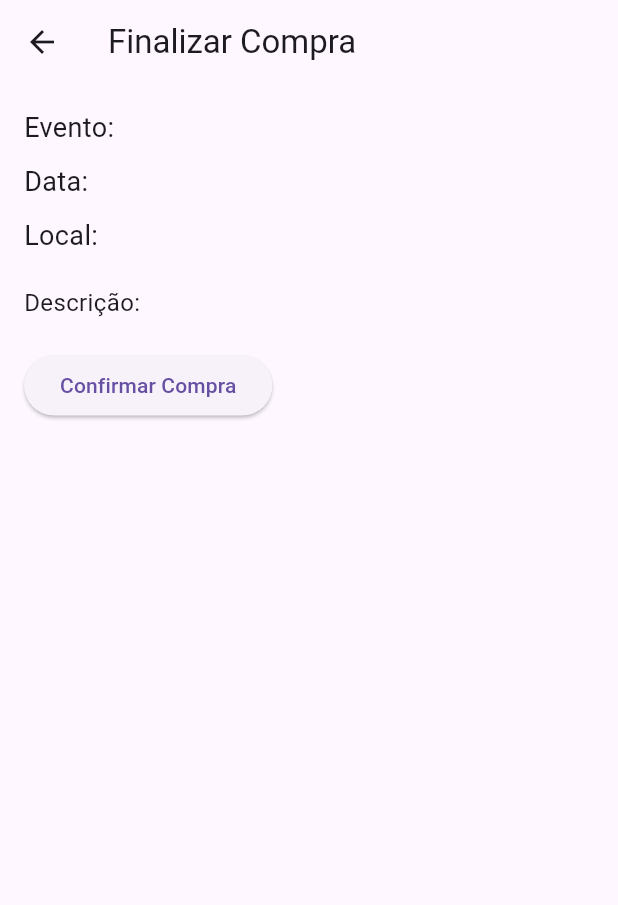
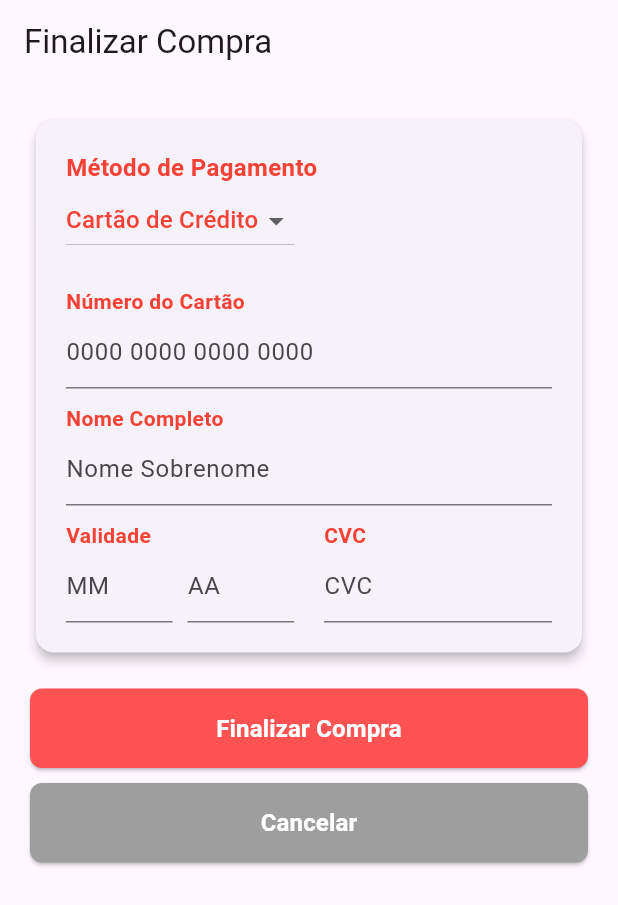
Before and after one commit to Erickdemathe123/Find_Party, a Flutter app: the EventDetailScreen screen opened directly with empty values, after a tap on "Comprar", on a phone screen of 412 x 824 dp. Shown: the top 905 px of the screen. Run offline on Flutter 3.47's test engine with Material 3 defaults, Android fonts, the light colour scheme and no system bars; our stand-ins replace firebase_auth, firebase_core; accounts and stored records are empty.

Commit message:
alterações 26-06

```diff
--- /dev/null
+++ b/lib/comprar.dart
@@ -0,0 +1,391 @@
+import 'dart:math';
+import 'package:flutter/material.dart';
+import 'package:flutter/services.dart';
+
+import 'main.dart';
+
+void main() => runApp(MyApp());
+
+class MyApp extends StatelessWidget {
+  @override
+  Widget build(BuildContext context) {
+    return MaterialApp(
+      home: CompraPage(),
+      debugShowCheckedModeBanner: false,
+      theme: ThemeData(
+        primaryColor: Colors.red, // Cor primária
+        hintColor: Colors.redAccent, // Cor de destaque
+        fontFamily: 'Roboto', // Fonte padrão
+      ),
+    );
+  }
+}
+
+class CompraPage extends StatefulWidget {
+  @override
+  _CompraPageState createState() => _CompraPageState();
+}
+
+class _CompraPageState extends State<CompraPage> {
+  TextEditingController _cardNumberController = TextEditingController();
+  TextEditingController _cardNameController = TextEditingController();
+  TextEditingController _cardMonthController = TextEditingController();
+  TextEditingController _cardYearController = TextEditingController();
+  TextEditingController _cardCvvController = TextEditingController();
+
+  String _selectedPaymentMethod = 'Cartão de Crédito';
+  String _pixKey = '';
+
+  @override
+  void initState() {
+    super.initState();
+    _generatePixKey();
+  }
+
+  void _generatePixKey() {
+    // Geração de chave PIX aleatória
+    Random random = Random();
+    String key = '';
+    for (int i = 0; i < 20; i++) {
+      key += random.nextInt(10).toString();
+    }
+    setState(() {
+      _pixKey = key;
+    });
+  }
+
+  String? _validateCardNumber(String? value) {
+    if (value?.length != 16) {
+      return 'Número do cartão inválido';
+    }
+    return null;
+  }
+
+  String? _validateMonth(String? value) {
+    if (value?.isEmpty ?? true || int.tryParse(value!) == null || int.parse(value) < 1 || int.parse(value) > 12) {
+      return 'Mês inválido';
+    }
+    return null;
+  }
+
+  String? _validateYear(String? value) {
+    if (value?.isEmpty ?? true || int.tryParse(value!) == null || int.parse(value) < 21) {
+      return 'Ano inválido';
+    }
+    return null;
+  }
+
+  String? _validateCVV(String? value) {
+    if (value?.length != 3) {
+      return 'CVV inválido';
+    }
+    return null;
+  }
+
+  @override
+  Widget build(BuildContext context) {
+    return Scaffold(
+      appBar: AppBar(
+        title: Text('Finalizar Compra'),
+      ),
+      body: SingleChildScrollView(
+        padding: EdgeInsets.all(20.0),
+        child: Column(
+          crossAxisAlignment: CrossAxisAlignment.stretch,
+          children: [
+            Card(
+              elevation: 3.0,
+              child: Container(
+                padding: EdgeInsets.all(20.0),
+                child: Column(
+                  crossAxisAlignment: CrossAxisAlignment.start,
+                  children: [
+                    Text(
+                      'Método de Pagamento',
+                      style: TextStyle(
+                        fontSize: 16.0,
+                        fontWeight: FontWeight.bold,
+                        color: Theme.of(context).primaryColor,
+                      ),
+                    ),
+                    DropdownButton<String>(
+                      value: _selectedPaymentMethod,
+                      onChanged: (newValue) {
+                        setState(() {
+                          _selectedPaymentMethod = newValue!;
+                          if (_selectedPaymentMethod == 'PIX') {
+                            _generatePixKey(); // Regenerate PIX key if PIX is selected
+                          }
+                        });
+                      },
+                      items: <String>['Cartão de Crédito', 'PIX']
+                          .map<DropdownMenuItem<String>>((String value) {
+                        return DropdownMenuItem<String>(
+                          value: value,
+                          child: Text(
+                            value,
+                            style: TextStyle(
+                              color: Theme.of(context).primaryColor,
+                            ),
+                          ),
+                        );
+                      }).toList(),
+                    ),
+                    SizedBox(height: 20.0),
+                    if (_selectedPaymentMethod == 'Cartão de Crédito')
+                      Column(
+                        crossAxisAlignment: CrossAxisAlignment.start,
+                        children: [
+                          Text(
+                            'Número do Cartão',
+                            style: TextStyle(
+                              fontSize: 14.0,
+                              fontWeight: FontWeight.bold,
+                              color: Theme.of(context).primaryColor,
+                            ),
+                          ),
+                          TextFormField(
+                            controller: _cardNumberController,
+                            decoration: InputDecoration(
+                              hintText: '0000 0000 0000 0000',
+                            ),
+                            inputFormatters: [
+                              FilteringTextInputFormatter.digitsOnly,
+                              LengthLimitingTextInputFormatter(16),
+                            ],
+                            validator: _validateCardNumber,
+                          ),
+                          SizedBox(height: 10.0),
+                          Text(
+                            'Nome Completo',
+                            style: TextStyle(
+                              fontSize: 14.0,
+                              fontWeight: FontWeight.bold,
+                              color: Theme.of(context).primaryColor,
+                            ),
+                          ),
+                          TextFormField(
+                            controller: _cardNameController,
+                            decoration: InputDecoration(
+                              hintText: 'Nome Sobrenome',
+                            ),
+                            validator: (value) {
+                              if (value?.isEmpty ?? true) {
+                                return 'Nome inválido';
+                              }
+                              return null;
+                            },
+                          ),
+                          SizedBox(height: 10.0),
+                          Row(
+                            children: [
+                              Expanded(
+                                child: Column(
+                                  crossAxisAlignment: CrossAxisAlignment.start,
+                                  children: [
+                                    Text(
+                                      'Validade',
+                                      style: TextStyle(
+                                        fontSize: 14.0,
+                                        fontWeight: FontWeight.bold,
+                                        color: Theme.of(context).primaryColor,
+                                      ),
+                                    ),
+                                    Row(
+                                      children: [
+                                        Expanded(
+                                          child: TextFormField(
+                                            controller: _cardMonthController,
+                                            decoration: InputDecoration(
+                                              hintText: 'MM',
+                                            ),
+                                            inputFormatters: [
+                                              FilteringTextInputFormatter.digitsOnly,
+                                              LengthLimitingTextInputFormatter(2),
+                                            ],
+                                            validator: _validateMonth,
+                                          ),
+                                        ),
+                                        SizedBox(width: 10.0),
+                                        Expanded(
+                                          child: TextFormField(
+                                            controller: _cardYearController,
+                                            decoration: InputDecoration(
+                                              hintText: 'AA',
+                                            ),
+                                            inputFormatters: [
+                                              FilteringTextInputFormatter.digitsOnly,
+                                              LengthLimitingTextInputFormatter(4),
+                                            ],
+                                            validator: _validateYear,
+                                          ),
+                                        ),
+                                      ],
+                                    ),
+                                  ],
+                                ),
+                              ),
+                              SizedBox(width: 20.0),
+                              Expanded(
+                                child: Column(
+                                  crossAxisAlignment: CrossAxisAlignment.start,
+                                  children: [
+                                    Text(
+                                      'CVC',
+                                      style: TextStyle(
+                                        fontSize: 14.0,
+                                        fontWeight: FontWeight.bold,
+                                        color: Theme.of(context).primaryColor,
+                                      ),
+                                    ),
+                                    TextFormField(
+                                      controller: _cardCvvController,
+                                      decoration: InputDecoration(
+                                        hintText: 'CVC',
+                                      ),
+                                      inputFormatters: [
+                                        FilteringTextInputFormatter.digitsOnly,
+                                        LengthLimitingTextInputFormatter(3),
+                                      ],
+                                      validator: _validateCVV,
+                                    ),
+                                  ],
+                                ),
+                              ),
+                            ],
+                          ),
+                        ],
+                      ),
+                    if (_selectedPaymentMethod == 'PIX')
+                      Column(
+                        crossAxisAlignment: CrossAxisAlignment.start,
+                        children: [
+                          Text(
+                            'Chave PIX',
+                            style: TextStyle(
+                              fontSize: 14.0,
+                              fontWeight: FontWeight.bold,
+                              color: Theme.of(context).primaryColor,
+                            ),
+                          ),
+                          TextFormField(
+                            initialValue: _pixKey,
+                            enabled: false,
+                            decoration: InputDecoration(
+                              hintText: 'Chave PIX gerada',
+                            ),
+                          ),
+                        ],
+                      ),
+                  ],
+                ),
+              ),
+            ),
+            SizedBox(height: 20.0),
+            ElevatedButton(
+              onPressed: () {
+                if (_selectedPaymentMethod == 'Cartão de Crédito') {
+                  if (_cardNumberController.text.length == 16 &&
+                      _cardNameController.text.isNotEmpty &&
+                      _cardMonthController.text.isNotEmpty &&
+                      _cardYearController.text.isNotEmpty &&
+                      _cardCvvController.text.length == 3) {
+                    _showConfirmationDialog();
+                  } else {
+                    ScaffoldMessenger.of(context).showSnackBar(
+                      SnackBar(content: Text('Por favor, preencha todos os campos corretamente')),
+                    );
+                  }
+                } else {
+                  _showConfirmationDialog();
+                }
+              },
+              style: ButtonStyle(
+                backgroundColor: MaterialStateProperty.all<Color>(Theme.of(context).hintColor),
+                foregroundColor: MaterialStateProperty.all<Color>(Colors.white),
+                padding: MaterialStateProperty.all<EdgeInsetsGeometry>(EdgeInsets.all(15.0)),
+                shape: MaterialStateProperty.all<OutlinedBorder>(
+                  RoundedRectangleBorder(
+                    borderRadius: BorderRadius.circular(8.0),
+                  ),
+                ),
+              ),
+              child: Text(
+                'Finalizar Compra',
+                style: TextStyle(
+                  fontSize: 16.0,
+                  fontWeight: FontWeight.bold,
+                ),
+              ),
+            ),
+            SizedBox(height: 10.0),
+            ElevatedButton(
+              onPressed: () {
+                Navigator.pushAndRemoveUntil(
+                  context,
+                  MaterialPageRoute(builder: (context) => EventListScreen()),
+                  ModalRoute.withName('/'),
+                );
+              },
+              style: ButtonStyle(
+                backgroundColor: MaterialStateProperty.all<Color>(Colors.grey),
+                foregroundColor: MaterialStateProperty.all<Color>(Colors.white),
+                padding: MaterialStateProperty.all<EdgeInsetsGeometry>(EdgeInsets.all(15.0)),
+                shape: MaterialStateProperty.all<OutlinedBorder>(
+                  RoundedRectangleBorder(
+                    borderRadius: BorderRadius.circular(8.0),
+                  ),
+                ),
+              ),
+              child: Text(
+                'Cancelar',
+                style: TextStyle(
+                  fontSize: 16.0,
+                  fontWeight: FontWeight.bold,
+                ),
+              ),
+            ),
+          ],
+        ),
+      ),
+    );
+  }
+
+  void _showConfirmationDialog() {
+    showDialog(
+      context: context,
+      builder: (context) {
+        return AlertDialog(
+          title: Text('Confirmação de Compra'),
+          content: Column(
+            crossAxisAlignment: CrossAxisAlignment.start,
+            mainAxisSize: MainAxisSize.min,
+            children: [
+              Text('Método de Pagamento: $_selectedPaymentMethod'),
+              if (_selectedPaymentMethod == 'Cartão de Crédito')
+                Column(
+                  crossAxisAlignment: CrossAxisAlignment.start,
+                  children: [
+                    Text('Número do Cartão: ${_cardNumberController.text}'),
+                    Text('Nome Completo: ${_cardNameController.text}'),
+                    Text('Validade: ${_cardMonthController.text}/${_cardYearController.text}'),
+                    Text('CVC: ${_cardCvvController.text}'),
+                  ],
+                ),
+              if (_selectedPaymentMethod == 'PIX')
+                Text('Chave PIX: $_pixKey'),
+            ],
+          ),
+          actions: [
+            TextButton(
+              onPressed: () {
+                Navigator.pop(context);
+              },
+              child: Text('OK'),
+            ),
+          ],
+        );
+      },
+    );
+  }
+}
--- a/pubspec.yaml
+++ b/pubspec.yaml
@@ -42,6 +42,7 @@ dependencies:
 dev_dependencies:
   flutter_test:
     sdk: flutter
+
 
   # The "flutter_lints" package below contains a set of recommended lints to
   # encourage good coding practices. The lint set provided by the package is
```
Also changed, not shown: lib/main.dart (+41 -18 lines).
